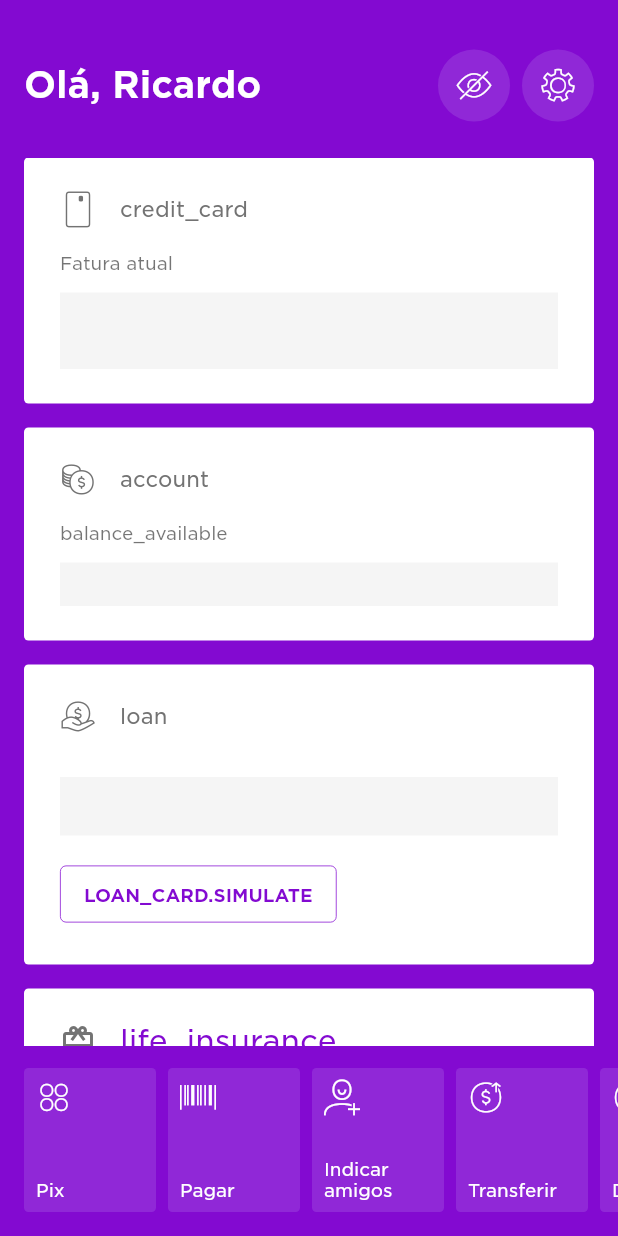
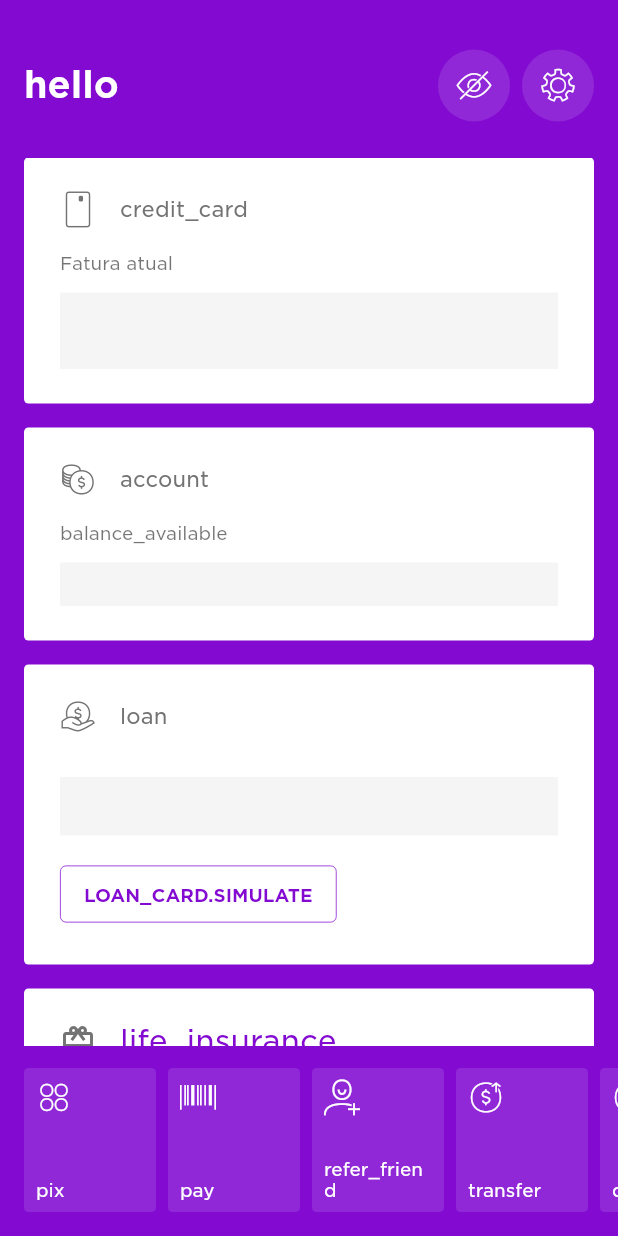
Before and after one commit to ricardodalarme/Nubank-Clone, a Flutter app: the screen it shows after launch, on a phone screen of 412 x 824 dp. Run offline on Flutter 3.47's test engine with Material 2 defaults, Android fonts, the phone set to English and light mode, and no system bars; our stand-ins replace bootstrap_icons, easy_localization, flutter_masked_text2, page_transition; missing offline and left inert: mdi.

Commit message:
Internacionalização na tela inicial

```diff
--- a/lib/ui/screens/home/home_screen.dart
+++ b/lib/ui/screens/home/home_screen.dart
@@ -1,6 +1,8 @@
+import 'package:easy_localization/easy_localization.dart';
 import 'package:flutter/material.dart';
 import 'package:nubank_clone/core/app_state.dart';
 import 'package:nubank_clone/core/constants.dart';
+import 'package:nubank_clone/core/locale_keys.g.dart';
 import 'package:nubank_clone/core/router.dart';
 import 'package:nubank_clone/ui/screens/block/block_screen.dart';
 import 'package:nubank_clone/ui/screens/charge/charge_screen.dart';
@@ -58,7 +60,7 @@ class HomeScreen extends StatelessWidget {
                         mainAxisAlignment: MainAxisAlignment.spaceBetween,
                         children: [
                           Text(
-                            'Olá, $kUsername',
+                            LocaleKeys.hello.tr(args: [kUsername]),
                             style: Theme.of(context)
                                 .textTheme
                                 .headline5!
@@ -97,37 +99,37 @@ class HomeScreen extends StatelessWidget {
                   scrollDirection: Axis.horizontal,
                   child: Row(children: [
                     MenuButton(
-                      'Pix',
+                      LocaleKeys.pix.tr(),
                       NuIcons.rewards_ic_empty_state_other,
                       onTap: () =>
                           MyRouter.showBottomSheet(context, PixScreen()),
                     ),
                     MenuButton(
-                      'Pagar',
+                      LocaleKeys.pay.tr(),
                       NuIcons.ic_savings_global_action_pay,
                       onTap: () =>
                           MyRouter.showBottomSheet(context, PaymentScreen()),
                     ),
                     MenuButton(
-                      'Indicar amigos',
+                      LocaleKeys.refer_friend.tr(),
                       NuIcons.ic_refer_friend,
                       onTap: () =>
                           MyRouter.showBottomSheet(context, ReferScreen()),
                     ),
                     MenuButton(
-                      'Transferir',
+                      LocaleKeys.transfer.tr(),
                       NuIcons.ic_savings_global_action_transfer_out,
                       onTap: () =>
                           MyRouter.showBottomSheet(context, TransferScreen()),
                     ),
                     MenuButton(
-                      'Depositar',
+                      LocaleKeys.deposit.tr(),
                       NuIcons.ic_savings_global_action_transfer_in,
                       onTap: () =>
                           MyRouter.showBottomSheet(context, DepositScreen()),
                     ),
                     MenuButton(
-                      'Empréstimos',
+                      LocaleKeys.loan.tr(),
                       NuIcons.nuds_ic_personal_loan,
                       onTap: () => Navigator.push(
                           context,
@@ -136,14 +138,22 @@ class HomeScreen extends StatelessWidget {
                               duration: Duration(milliseconds: 400),
                               child: LoanScreen())),
                     ),
-                    MenuButton('Cartão virtual', NuIcons.ic_virtual_card),
-                    MenuButton('Recarga de celular', NuIcons.ic_phone,
-                        onTap: () => MyRouter.showBottomSheet(
-                            context, RechargeScreen())),
                     MenuButton(
-                        'Ajustar limite', NuIcons.cc_ic_limit_adjustment),
+                      LocaleKeys.virtual_card.tr(),
+                      NuIcons.ic_virtual_card,
+                    ),
                     MenuButton(
-                      'Bloquear cartão',
+                      LocaleKeys.recharge_phone.tr(),
+                      NuIcons.ic_phone,
+                      onTap: () =>
+                          MyRouter.showBottomSheet(context, RechargeScreen()),
+                    ),
+                    MenuButton(
+                      LocaleKeys.adjust_limit.tr(),
+                      NuIcons.cc_ic_limit_adjustment,
+                    ),
+                    MenuButton(
+                      LocaleKeys.block_card.tr(),
                       NuIcons.ic_virtual_card_blocked,
                       onTap: () => MyRouter.showBottomSheet(
                         context,
@@ -152,13 +162,19 @@ class HomeScreen extends StatelessWidget {
                       ),
                     ),
                     MenuButton(
-                      'Cobrar',
+                      LocaleKeys.charge.tr(),
                       NuIcons.nuds_ic_request_money,
                       onTap: () =>
                           MyRouter.showBottomSheet(context, ChargeScreen()),
                     ),
-                    MenuButton('Doação', NuIcons.nuds_ic_personal_loan),
-                    MenuButton('Me ajuda', NuIcons.help),
+                    MenuButton(
+                      LocaleKeys.donation.tr(),
+                      NuIcons.nuds_ic_personal_loan,
+                    ),
+                    MenuButton(
+                      LocaleKeys.help_me.tr(),
+                      NuIcons.help,
+                    ),
                     SizedBox(width: 8),
                   ]),
                 ),
```
